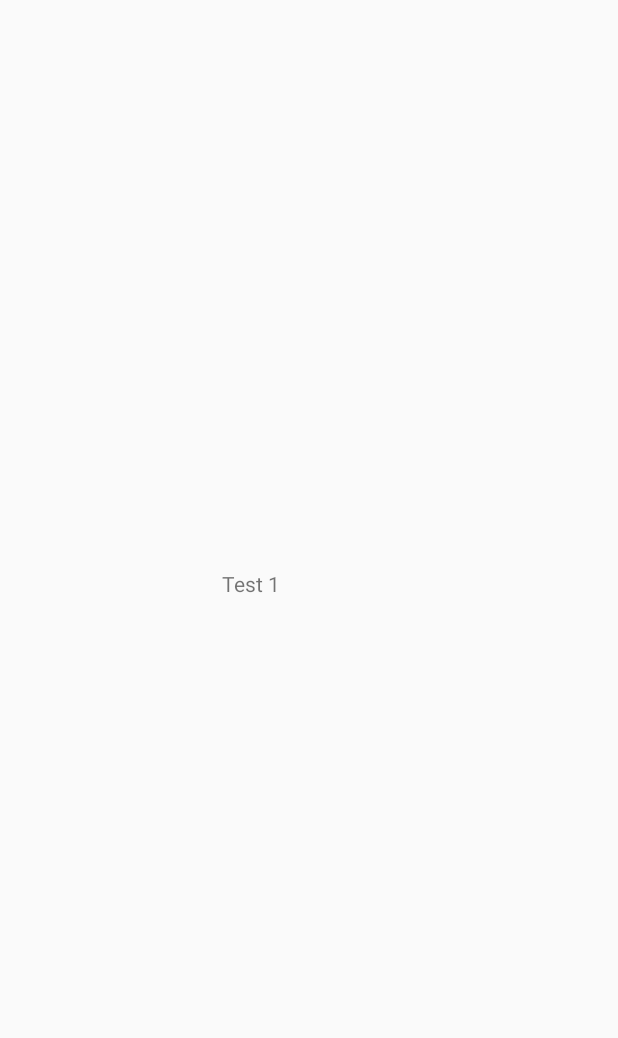
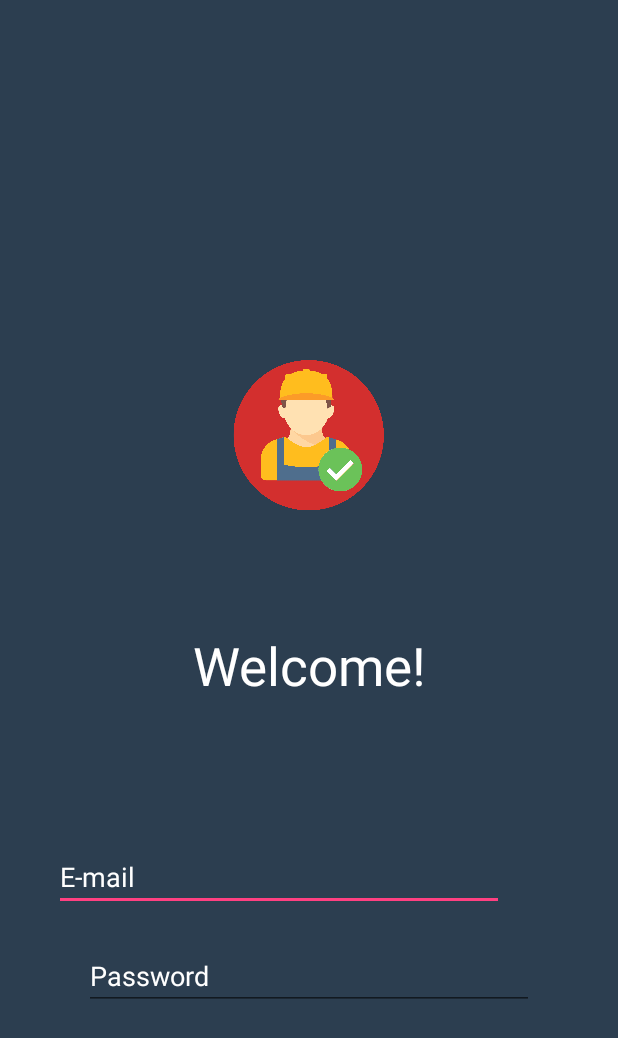
Before and after one commit to naveenlukefernando/TaskDone-TechieApp, an Android app: the screen it shows after launch (sign_in_up_screen), on a phone screen of 412 x 824 dp. Before the commit the part shown is almost empty. Shown: the top 1038 px of the screen. Run offline under Robolectric (Android 15) with nearby library versions, the phone set to English and light mode, and no system bars.

Commit message:
#2 ui changes

```diff
--- a/app/build.gradle
+++ b/app/build.gradle
@@ -27,6 +27,9 @@ dependencies {
     compile 'com.google.firebase:firebase-core:16.0.0'
 
 
+    compile "com.andkulikov:transitionseverywhere:1.8.0"
+
+
     testImplementation 'junit:junit:4.12'
     androidTestImplementation 'com.android.support.test:runner:1.0.2'
     androidTestImplementation 'com.android.support.test.espresso:espresso-core:3.0.2'
--- a/app/src/main/res/layout/activity_sign_in_up_screen.xml
+++ b/app/src/main/res/layout/activity_sign_in_up_screen.xml
@@ -4,22 +4,88 @@
     xmlns:tools="http://schemas.android.com/tools"
     android:layout_width="match_parent"
     android:layout_height="match_parent"
+    android:background="@color/main"
+    android:orientation="vertical"
     tools:context=".sign_in_up_screen">
 
 
     <TextView
         android:id="@+id/textView3"
-        android:layout_width="116dp"
-        android:layout_height="66dp"
-        android:layout_marginBottom="274dp"
-        android:layout_marginEnd="151dp"
-        android:layout_marginLeft="151dp"
-        android:layout_marginRight="151dp"
-        android:layout_marginStart="151dp"
-        android:layout_marginTop="274dp"
-        android:text="Test 1"
+        android:layout_width="wrap_content"
+        android:layout_height="wrap_content"
+        android:layout_marginBottom="284dp"
+        android:layout_marginEnd="8dp"
+        android:layout_marginLeft="8dp"
+        android:layout_marginRight="8dp"
+        android:layout_marginStart="8dp"
+        android:layout_marginTop="8dp"
+        android:text="@string/welcome_text"
+        android:textColor="@color/white"
+        android:textSize="35sp"
+        app:layout_constraintBottom_toBottomOf="parent"
+        app:layout_constraintEnd_toEndOf="parent"
+        app:layout_constraintHorizontal_bias="0.502"
+        app:layout_constraintStart_toStartOf="parent"
+        app:layout_constraintTop_toTopOf="parent"
+        app:layout_constraintVertical_bias="0.85" />
+
+    <ImageView
+        android:id="@+id/imageView5"
+        android:layout_width="115dp"
+        android:layout_height="118dp"
+        android:layout_marginBottom="8dp"
+        android:layout_marginEnd="8dp"
+        android:layout_marginLeft="8dp"
+        android:layout_marginRight="8dp"
+        android:layout_marginStart="8dp"
+        android:layout_marginTop="8dp"
+        android:orientation="vertical"
+        app:layout_constraintBottom_toTopOf="@+id/textView3"
+        app:layout_constraintEnd_toEndOf="parent"
+        app:layout_constraintHorizontal_bias="0.502"
+        app:layout_constraintStart_toStartOf="parent"
+        app:layout_constraintTop_toTopOf="parent"
+        app:layout_constraintVertical_bias="0.779"
+        app:srcCompat="@mipmap/icon_pp_back_no" />
+
+    <EditText
+        android:id="@+id/editText"
+        android:layout_width="300dp"
+        android:layout_height="wrap_content"
+        android:layout_marginBottom="210dp"
+        android:layout_marginEnd="71dp"
+        android:layout_marginLeft="35dp"
+        android:layout_marginRight="71dp"
+        android:layout_marginStart="35dp"
+        android:layout_marginTop="8dp"
+        android:ems="10"
+        android:hint="E-mail"
+        android:inputType="textEmailAddress"
+        android:textColor="@color/white"
+        android:textColorHint="@color/white"
+        app:layout_constraintBottom_toBottomOf="parent"
+        app:layout_constraintEnd_toEndOf="parent"
+        app:layout_constraintHorizontal_bias="0.108"
+        app:layout_constraintStart_toStartOf="parent"
+        app:layout_constraintTop_toBottomOf="@+id/textView3"
+        app:layout_constraintVertical_bias="0.925" />
+
+    <EditText
+        android:id="@+id/editText2"
+        android:layout_width="300dp"
+        android:layout_height="wrap_content"
+        android:layout_marginBottom="149dp"
+        android:layout_marginEnd="30dp"
+        android:layout_marginLeft="30dp"
+        android:layout_marginRight="30dp"
+        android:layout_marginStart="30dp"
+        android:layout_marginTop="19dp"
+        android:ems="10"
+        android:hint="Password"
+        android:inputType="textPassword"
+        android:textColorHint="@color/white"
         app:layout_constraintBottom_toBottomOf="parent"
         app:layout_constraintEnd_toEndOf="parent"
         app:layout_constraintStart_toStartOf="parent"
-        app:layout_constraintTop_toTopOf="parent" />
+        app:layout_constraintTop_toBottomOf="@+id/editText" />
 </android.support.constraint.ConstraintLayout>
--- a/app/src/main/res/values/colors.xml
+++ b/app/src/main/res/values/colors.xml
@@ -4,7 +4,10 @@
     <color name="colorPrimaryDark">#303F9F</color>
     <color name="colorAccent">#FF4081</color>
 
+    <color name="white">#ffffff</color>
+
     <color name="splash_screen">#2c3e50</color>
+    <color name="main">#2c3e50</color>
     <color name="splash_screen_text">#ffffff</color>
     <color name="version">#616161</color>
 
--- a/app/src/main/res/values/strings.xml
+++ b/app/src/main/res/values/strings.xml
@@ -4,4 +4,8 @@
 
     <string name="app_splash">TaskDone</string>
     <string name="version">0.1 Beta</string>
+
+
+
+    <string name="welcome_text">Welcome!</string>
 </resources>
```
